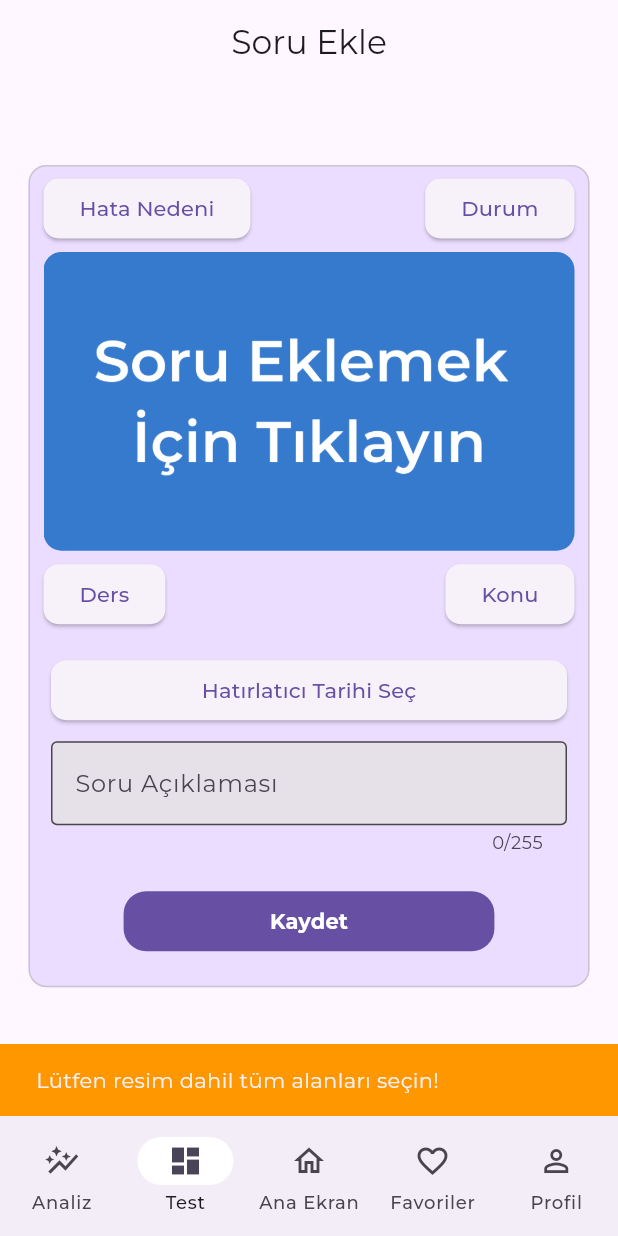
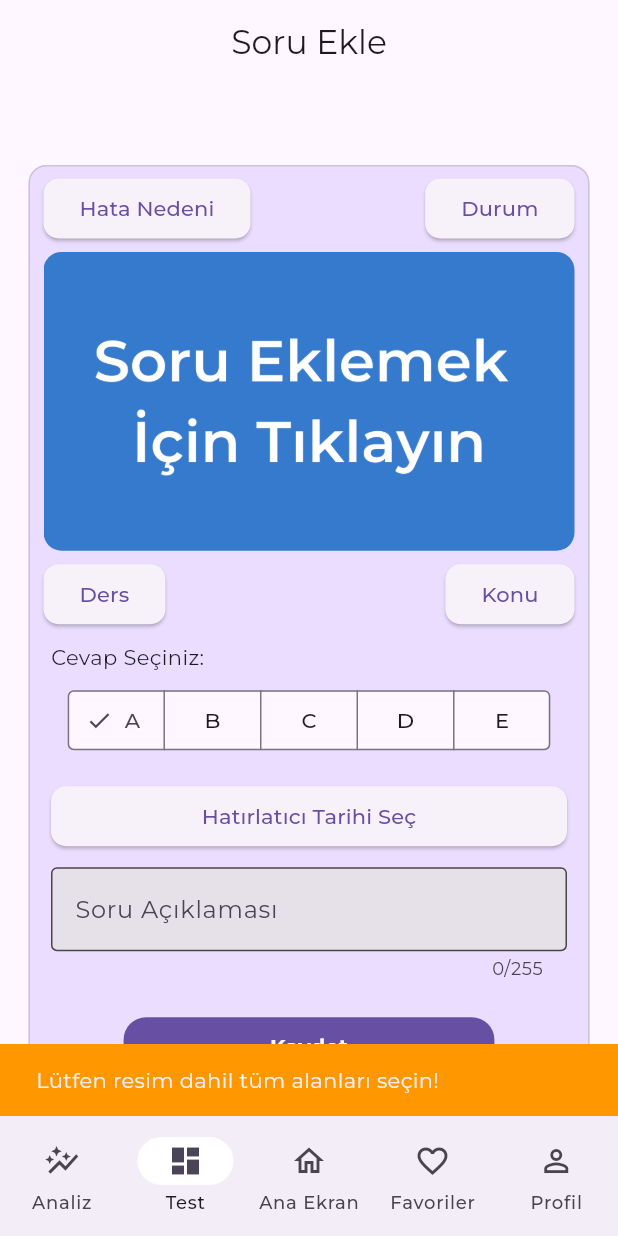
Before and after one commit to Kaan-GUL60/yks_destek, a Flutter app: the HomePage screen opened by its route, item 2 of the bottom bar chosen, after a tap on "Kaydet", on a phone screen of 412 x 824 dp. Run offline on Flutter 3.47's test engine with Material 3 defaults, Android fonts, the phone set to English and light mode, and no system bars; our stand-ins replace cloud_firestore, firebase_auth, firebase_core, fl_chart, flutter_riverpod, flutter_svg and 5 more; accounts and stored records are empty.

Commit message:
.autodispose öncesi çalışan ham hal

```diff
--- a/lib/ana_ekran/home.dart
+++ b/lib/ana_ekran/home.dart
@@ -11,19 +11,33 @@ import 'package:kgsyks_destek/pages/soru_ekle/soru_ekle.dart';
 class HomePage extends ConsumerWidget {
   const HomePage({super.key});
 
-  final List<Widget> pages = const [
-    AnalizPage(),
-    SoruEkle(),
-    AnaEkran(),
-    FavorilerPage(),
-    ProfilePage(),
-  ];
   @override
   Widget build(BuildContext context, WidgetRef ref) {
     final selectedIndex = ref.watch(bottomNavIndexProvider);
 
+    Widget getPage(int index) {
+      switch (index) {
+        case 0:
+          return AnalizPage(key: UniqueKey());
+        case 1:
+          return SoruEkle(key: UniqueKey());
+        case 2:
+          return AnaEkran(key: UniqueKey());
+        case 3:
+          return FavorilerPage(key: UniqueKey());
+        case 4:
+          return ProfilePage(key: UniqueKey());
+        default:
+          return AnaEkran(key: UniqueKey());
+      }
+    }
+
     return Scaffold(
-      body: pages[selectedIndex],
+      body: ProviderScope(
+        // ← ➊
+        key: UniqueKey(), //     Her build’de yeni bir scope
+        child: getPage(selectedIndex),
+      ),
       bottomNavigationBar: const CustomBottomNavigationBar(),
     );
   }
--- a/lib/ana_ekran/home_state.dart
+++ b/lib/ana_ekran/home_state.dart
@@ -6,9 +6,14 @@ enum Option { first, second }
 
 enum Option2 { first, second, third }
 
+enum OptionSoruCevabi { A, B, C, D, E }
+
 /// seçili olanı tutan provider
 final sinavProvider = StateProvider<Option>((ref) => Option.first);
 final sinavProvider2 = StateProvider<Option2>((ref) => Option2.first);
+final soruCevabiProvider = StateProvider<OptionSoruCevabi>(
+  (ref) => OptionSoruCevabi.A,
+);
 
 // Sınıf seçimi için provider
 final sinifProvider = StateProvider<String>((ref) => 'Mezun');
--- a/lib/pages/ana_ekran.dart
+++ b/lib/pages/ana_ekran.dart
@@ -34,6 +34,7 @@ class AnaEkran extends ConsumerWidget {
                   data: (kullanici) {
                     // Kullanıcı verisi varsa `userName`'i, yoksa 'Misafir' gösterir.
                     final userName = kullanici?.userName ?? 'Misafir';
+
                     return Text(
                       userName,
                       style: TextStyle(
--- a/lib/pages/soru_ekle/database_helper.dart
+++ b/lib/pages/soru_ekle/database_helper.dart
@@ -32,6 +32,7 @@ class DatabaseHelper {
         konu $textType,
         durum $textType,
         hataNedeni $textType,
+        soruCevap $textType,
         aciklama $nullableTextType,
         imagePath $textType,
         eklenmeTarihi $textType,
--- a/lib/pages/soru_ekle/soru_ekle.dart
+++ b/lib/pages/soru_ekle/soru_ekle.dart
@@ -3,6 +3,7 @@ import 'dart:io';
 import 'package:flutter/material.dart';
 import 'package:flutter_riverpod/flutter_riverpod.dart';
 import 'package:flutter_riverpod/legacy.dart';
+import 'package:kgsyks_destek/ana_ekran/home_state.dart';
 
 import 'package:kgsyks_destek/pages/soru_ekle/image_picker_provider.dart';
 
@@ -62,6 +63,7 @@ class _SoruEkleState extends ConsumerState<SoruEkle> {
     final String? secilenDurum = ref.watch(selectedDurumProvider);
     final String? secilenHataNedeni = ref.watch(selectedHataNedeniProvider);
     final String? secilenKonu = ref.watch(selectedKonuProvider);
+
     //kayıt işlemler
     final File? selectedImage = ref.watch(imagePickerProvider);
     //kayıt durumu kontrolü için
@@ -179,6 +181,21 @@ class _SoruEkleState extends ConsumerState<SoruEkle> {
                       ),
                     ),
 
+                    Padding(
+                      padding: const EdgeInsets.symmetric(
+                        horizontal: 15.0,
+                        vertical: 8,
+                      ),
+                      child: SizedBox(
+                        width: double.infinity,
+                        child: Text(
+                          "Cevap Seçiniz: ",
+
+                          textAlign: TextAlign.left,
+                        ),
+                      ),
+                    ),
+                    _soruCevabSecim(),
                     SizedBox(height: 16),
                     Padding(
                       padding: const EdgeInsets.symmetric(horizontal: 15),
@@ -246,6 +263,9 @@ class _SoruEkleState extends ConsumerState<SoruEkle> {
                                   ? null
                                   : () async {
                                       // 1. Önce gerekli alanların dolu olup olmadığını kontrol et
+                                      final secilenSoruCevap = ref.read(
+                                        soruCevabiProvider,
+                                      );
                                       if (secilenDers == null ||
                                           secilenKonu == null ||
                                           secilenDurum == null ||
@@ -303,6 +323,7 @@ class _SoruEkleState extends ConsumerState<SoruEkle> {
                                         konu: secilenKonu,
                                         durum: secilenDurum,
                                         hataNedeni: secilenHataNedeni,
+                                        soruCevap: secilenSoruCevap.name,
                                         imagePath:
                                             savedImage.path, // Resmin yolunu al
                                         aciklama: _controllerAciklama.text,
@@ -336,6 +357,52 @@ class _SoruEkleState extends ConsumerState<SoruEkle> {
               ),
             ),
           ],
+        ),
+      ),
+    );
+  }
+
+  SegmentedButton _soruCevabSecim() {
+    return SegmentedButton<OptionSoruCevabi>(
+      segments: const <ButtonSegment<OptionSoruCevabi>>[
+        ButtonSegment(
+          value: OptionSoruCevabi.A,
+          label: Text('A'),
+          //icon: Icon(Icons.school_outlined),
+        ),
+        ButtonSegment(
+          value: OptionSoruCevabi.B,
+          label: Text('B'),
+          //icon: Icon(Icons.assessment_outlined),
+        ),
+        ButtonSegment(
+          value: OptionSoruCevabi.C,
+          label: Text('C'),
+          //icon: Icon(Icons.assessment_outlined),
+        ),
+        ButtonSegment(
+          value: OptionSoruCevabi.D,
+          label: Text('D'),
+          //icon: Icon(Icons.assessment_outlined),
+        ),
+        ButtonSegment(
+          value: OptionSoruCevabi.E,
+          label: Text('E'),
+          //icon: Icon(Icons.assessment_outlined),
+        ),
+      ],
+      selected: {ref.watch(soruCevabiProvider)},
+
+      onSelectionChanged: (newSelection) {
+        ref.read(soruCevabiProvider.notifier).state = newSelection.first;
+      },
+      multiSelectionEnabled: false,
+      style: ButtonStyle(
+        backgroundColor: WidgetStatePropertyAll(
+          Theme.of(context).scaffoldBackgroundColor,
+        ),
+        shape: WidgetStatePropertyAll(
+          RoundedRectangleBorder(borderRadius: BorderRadius.circular(4)),
         ),
       ),
     );
--- a/lib/pages/soru_ekle/soru_model.dart
+++ b/lib/pages/soru_ekle/soru_model.dart
@@ -6,6 +6,7 @@ class SoruModel {
   final String konu;
   final String durum;
   final String hataNedeni;
+  final String soruCevap;
   final String? aciklama;
   final String imagePath; // Resmin dosya yolunu saklayacağız
   final DateTime eklenmeTarihi;
@@ -18,6 +19,7 @@ class SoruModel {
     required this.konu,
     required this.durum,
     required this.hataNedeni,
+    required this.soruCevap,
     this.aciklama,
     required this.imagePath,
     required this.eklenmeTarihi,
@@ -31,6 +33,7 @@ class SoruModel {
       'konu': konu,
       'durum': durum,
       'hataNedeni': hataNedeni,
+      'soruCevap': soruCevap,
       'aciklama': aciklama,
       'imagePath': imagePath,
       // DateTime nesnelerini veritabanı için String'e çeviriyoruz
@@ -46,6 +49,7 @@ class SoruModel {
       konu: map['konu'],
       durum: map['durum'],
       hataNedeni: map['hataNedeni'],
+      soruCevap: map['soruCevap'],
       aciklama: map['aciklama'],
       imagePath: map['imagePath'],
       // Veritabanından okurken String'i tekrar DateTime'a çeviriyoruz
--- a/lib/sign/bilgi_al.dart
+++ b/lib/sign/bilgi_al.dart
@@ -7,6 +7,7 @@ import 'package:flutter_riverpod/legacy.dart';
 import 'package:flutter_svg/svg.dart';
 import 'package:kgsyks_destek/ana_ekran/home_state.dart';
 import 'package:kgsyks_destek/go_router/router.dart';
+import 'package:kgsyks_destek/sign/bilgi_database_helper.dart';
 import 'package:kgsyks_destek/sign/save_data.dart';
 import 'package:kgsyks_destek/sign/yerel_kayit.dart';
 
@@ -286,7 +287,7 @@ class _BilgiAlState extends ConsumerState<BilgiAl> {
           // Eğer form geçerliyse, butona basma işlemini gerçekleştir
           //Firestore a kayıt işlem
           final selectedSinav = ref.read(sinavProvider);
-          final selectedSinav2 = ref.read(sinavProvider);
+          final selectedSinav2 = ref.read(sinavProvider2);
           final selectedSinif = ref.read(sinifProvider);
           final UserAuth auth = UserAuth();
           int asd;
@@ -302,7 +303,9 @@ class _BilgiAlState extends ConsumerState<BilgiAl> {
             );
             return;
           }
-          asd = await auth.checkLicenseKey("12345678");
+          asd = await auth.checkLicenseKey(
+            _passwordController.text.isEmpty ? "" : _passwordController.text,
+          );
           final ctx = context;
           if (!ctx.mounted) return;
           switch (asd) {
@@ -356,10 +359,10 @@ class _BilgiAlState extends ConsumerState<BilgiAl> {
     String userName,
     Option selectedSinav,
     String selectedSinif,
-    Option selectedSinav2,
+    Option2 selectedSinav2,
     BuildContext context,
     bool isPro,
-  ) {
+  ) async {
     try {
       UserAuth().saveUserData(
         userName: userName,
@@ -393,6 +396,9 @@ class _BilgiAlState extends ConsumerState<BilgiAl> {
             : _passwordController.text,
         isPro: isPro, // Örneğin bir checkbox'tan gelen bool değer (true/false)
       );
+      await KullaniciDatabaseHelper.instance.saveKullanici(yeniKullanici);
+      final ctx = context;
+      if (!ctx.mounted) return;
       router.goNamed(AppRoute.anaekran.name);
     } catch (e) {
       ScaffoldMessenger.of(
--- a/lib/sign/bilgi_database_helper.dart
+++ b/lib/sign/bilgi_database_helper.dart
@@ -36,8 +36,6 @@ class KullaniciDatabaseHelper {
     const primaryKeyType =
         'TEXT PRIMARY KEY NOT NULL'; // uid benzersiz olduğu için Primary Key olarak kullanıyoruz.
     const intType = 'INTEGER NOT NULL';
-    const boolType =
-        'INTEGER NOT NULL'; // SQLite'ta boolean, 0 (false) veya 1 (true) olarak saklanır.
 
     // 'kullanici' adında bir tablo oluşturuyoruz.
     await db.execute('''
@@ -50,7 +48,7 @@ class KullaniciDatabaseHelper {
         sinav $intType,
         alan $intType,
         kurumKodu $textType,
-        isPro $boolType
+        isPro $intType
       )
     ''');
   }
@@ -77,11 +75,10 @@ class KullaniciDatabaseHelper {
     final db = await instance.database;
     final maps = await db.query(
       'kullanici',
-      limit: 1, // Sadece bir kayıt getirmesi yeterli.
+      // Sadece bir kayıt getirmesi yeterli.
     );
-
     if (maps.isNotEmpty) {
-      // Veritabanından gelen map'i tekrar KullaniciModel nesnesine çeviriyoruz.
+      // Veritabanından gelen map'i tekrar KullaniciModel nesnesine çeviriyoruz
       return KullaniciModel.fromMap(maps.first);
     } else {
       return null;
--- a/lib/sign/yerel_kayit.dart
+++ b/lib/sign/yerel_kayit.dart
@@ -35,7 +35,7 @@ class KullaniciModel {
       'alan': alan,
       // DateTime nesnelerini veritabanı için String'e çeviriyoruz
       'kurumKodu': kurumKodu,
-      'isPro': isPro,
+      'isPro': isPro ? 1 : 0,
     };
   }
 
@@ -50,7 +50,7 @@ class KullaniciModel {
       alan: map['alan'],
       // Veritabanından okurken String'i tekrar DateTime'a çeviriyoruz
       kurumKodu: map['kurumKodu'],
-      isPro: map['isPro'],
+      isPro: map['isPro'] == 1,
     );
   }
 }
```
